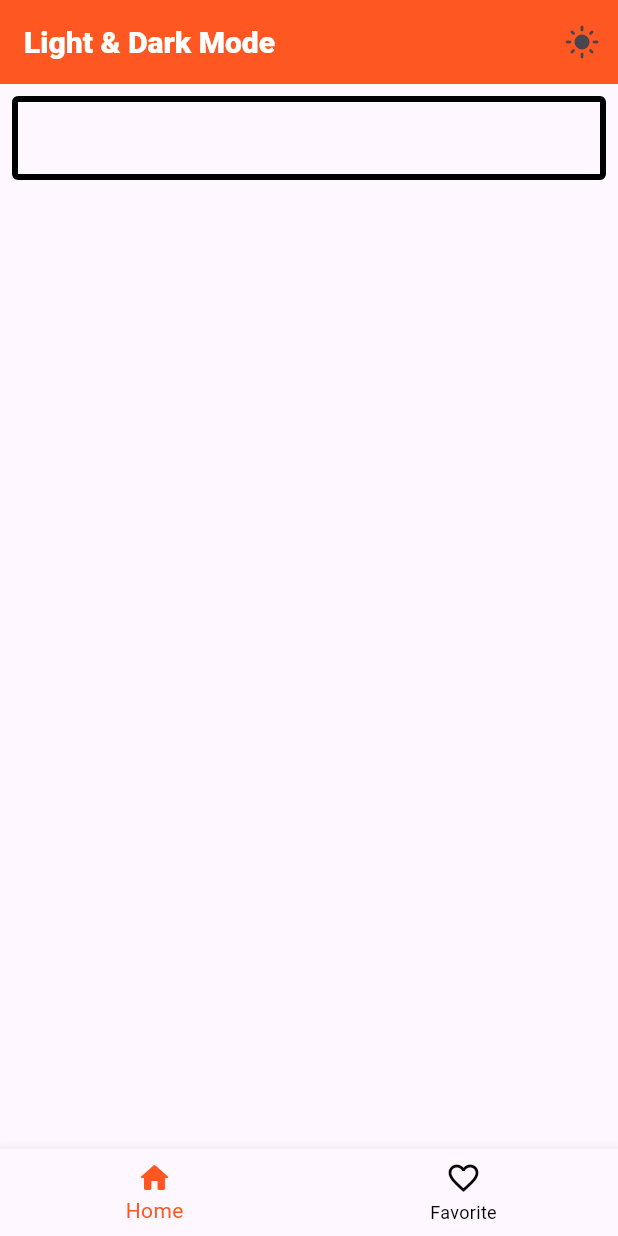
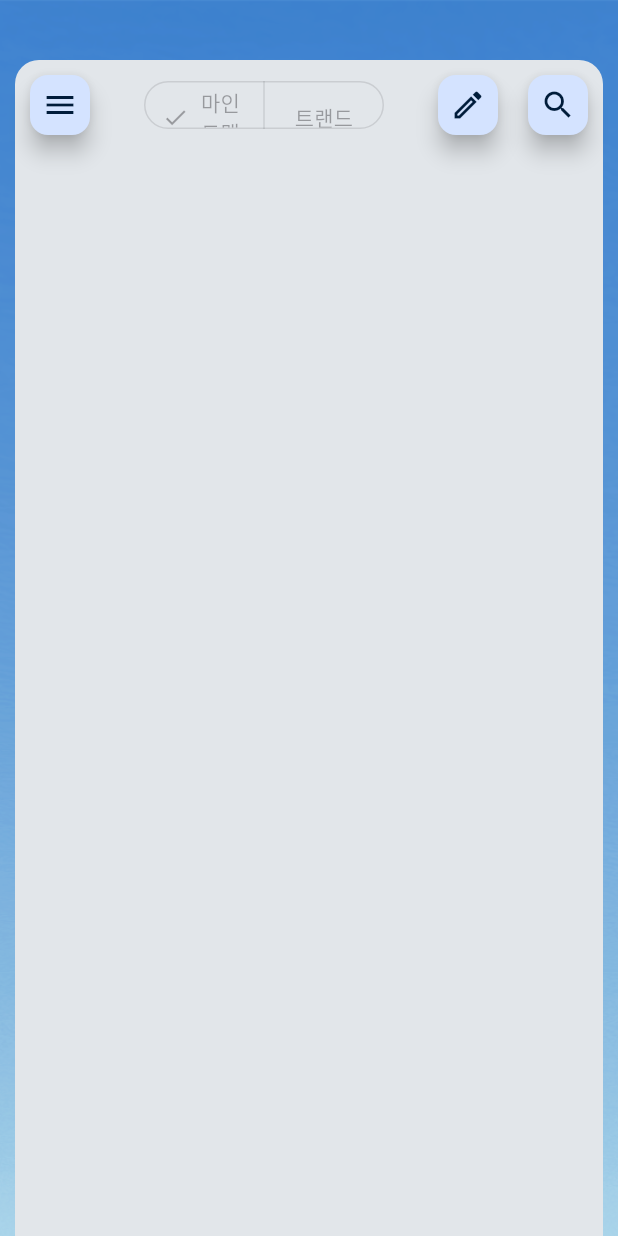
Before and after one commit to Capstone-Design-LAXY/LAXY-Client, a Flutter app: the screen it shows after launch, on a phone screen of 412 x 824 dp. Run offline on Flutter 3.47's test engine with Material 3 defaults, Android fonts, the phone set to English and light mode, and no system bars.

Commit message:
트랜드 - 배경 및 FAB 배치, 세그먼트 버튼 위치 및 크기 잡기

```diff
--- /dev/null
+++ b/lib/common/component/custom_floating_action_button.dart
@@ -0,0 +1,27 @@
+import 'package:flutter/material.dart';
+
+class CustomFloatingActionButton extends StatelessWidget {
+  final IconData icon;
+  final Function() onPressed;
+
+  const CustomFloatingActionButton({
+    required this.onPressed,
+    required this.icon,
+    Key? key,
+  }) : super(key: key);
+
+  @override
+  Widget build(BuildContext context) {
+    return Container(
+      width: 40,
+      height: 40,
+      child: FloatingActionButton.small(
+        //TODO: 테마 컬러 적용
+        backgroundColor: Color(0xFFD4E3FF),
+        foregroundColor: Color(0xFF001C3A),
+        onPressed: onPressed,
+        child: Icon(icon)
+      ),
+    );
+  }
+}
--- /dev/null
+++ b/lib/common/component/custom_text_form_field.dart
@@ -0,0 +1,17 @@
+import 'package:flutter/material.dart';
+import 'package:laxy/common/const/colors.dart';
+
+class CustomTextFormField extends StatelessWidget {
+  const CustomTextFormField({Key? key}) : super(key: key);
+
+  @override
+  Widget build(BuildContext context){
+    return TextFormField(
+      cursorColor: PRIMARY_COLOR,
+      decoration: InputDecoration(
+        contentPadding: EdgeInsets.all(20),
+        hintText: '이메일을 입력해주세요'
+      ),
+    );
+  }
+}
--- /dev/null
+++ b/lib/common/const/colors.dart
@@ -0,0 +1,10 @@
+import 'package:flutter/material.dart';
+
+//주색상
+const PRIMARY_COLOR = Color(0xFFD4E3FF);
+
+const BODY_TEXT_COLOR = Color(0xFF868686);
+
+const INPUT_BG_COLOR = Color(0xFFFBFBFB);
+
+const INPUT_BORDER_COLOR = Color(0xFFFBFBFB);
--- /dev/null
+++ b/lib/common/layout/default_layout.dart
@@ -0,0 +1,17 @@
+import 'package:flutter/material.dart';
+
+class DefaultLayout extends StatelessWidget {
+  final Widget child;
+
+  const DefaultLayout({
+    required this.child,
+    Key? key
+  }) : super(key: key);
+
+  @override
+  Widget build(BuildContext context) {
+    return Scaffold(
+      body: child,
+    );
+  }
+}
--- a/lib/main.dart
+++ b/lib/main.dart
@@ -1,31 +1,35 @@
 import 'package:flutter/material.dart';
+import 'package:laxy/common/component/custom_floating_action_button.dart';
+import 'package:laxy/common/component/custom_text_form_field.dart';
 import 'package:laxy/screen/login_screen.dart';
 import 'package:laxy/theme/custom_theme_mode.dart';
 import 'package:laxy/theme/custom_theme_data.dart';
 import 'package:laxy/screen/trends_screen.dart';
 import 'package:laxy/screen/login_screen.dart';
+
 void main() {
-  CustomThemeMode.instance;
-  runApp(const MyApp());
+  // CustomThemeMode.instance;
+  runApp( _App());
   // runApp(TrendsScreen());
 }
 
-class MyApp extends StatelessWidget {
-  const MyApp({super.key});
+class _App extends StatelessWidget {
+  const _App({super.key});
 
   // This widget is the root of your application.
   @override
   Widget build(BuildContext context) {
-    return ValueListenableBuilder<ThemeMode>(
-        valueListenable: CustomThemeMode.themeMode,
-        builder: (context, mode, child) {
-          return MaterialApp(
-            darkTheme: CustomThemeData.dark,
-            theme: CustomThemeData.light,
-            themeMode: mode,
-            home: TrendsScreen(),
-          );
-        });
+    return MaterialApp(
+      debugShowCheckedModeBanner: false,
+      // home: Scaffold(
+      //   body: Column(
+      //     children: [
+      //       CustomFloatingActionButton(icon: Icons.search, onPressed: () => {},),
+      //     ],
+      //   ),
+      home: TrendsScreen(),
+
+    );
   }
 }
 
--- a/lib/screen/trends_screen.dart
+++ b/lib/screen/trends_screen.dart
@@ -1,76 +1,100 @@
 import 'package:flutter/material.dart';
 import 'package:flutter/services.dart';
+import 'package:flutter/widgets.dart';
+import 'package:laxy/common/component/custom_floating_action_button.dart';
+import 'package:laxy/common/layout/default_layout.dart';
 import 'package:laxy/theme/custom_theme_mode.dart';
 
-class TrendsScreen extends StatelessWidget {
-  const TrendsScreen({super.key});
+class TrendsScreen extends StatefulWidget {
+
+  const TrendsScreen({
+    super.key
+  });
+
+  @override
+  _TrendsScreenState createState() => _TrendsScreenState();
+}
+
+class _TrendsScreenState extends State<TrendsScreen> {
+  Set<String> seletedSegment = {'마인드맵'};
 
   @override
   Widget build(BuildContext context) {
     ValueNotifier<int> currentIndex = ValueNotifier(0);
-    return GestureDetector(
-      onTap: () => FocusScope.of(context).unfocus(),
-      child: ValueListenableBuilder<int>(
-          valueListenable: currentIndex,
-          builder: (BuildContext context, int index, Widget? child) {
-            return Scaffold(
-              appBar: _appbar(),
-              bottomNavigationBar: BottomNavigationBar(
-                items: const [
-                  BottomNavigationBarItem(
-                    label: "Home",
-                    icon: Icon(Icons.home_outlined),
-                    activeIcon: Icon(Icons.home_rounded),
+    return DefaultLayout(
+      child: Stack(
+        children: [
+          Center(
+            child: Image(
+              //TODO: 테마 이미지 변경
+              image: AssetImage('assets/sky.png'),
+              // color: Colors.white,
+              width: 1400,
+              height: 1400,
+              fit: BoxFit.cover,
             ),
-                  BottomNavigationBarItem(
-                    label: "Favorite",
-                    icon: Icon(Icons.favorite_outline),
-                    activeIcon: Icon(Icons.favorite),
           ),
-                ],
-                currentIndex: index,
-                onTap: (i) {
-                  HapticFeedback.mediumImpact();
-                  currentIndex.value = i;
-                },
+          SafeArea(
+            bottom: false,
+            minimum: const EdgeInsets.only(top: 40, left: 10, right: 10),
+            child: Container(
+              decoration: ShapeDecoration(
+                //TODO: 테마 컬러 추가
+                color: Color(0xFFE2E6EA),
+                shape: RoundedRectangleBorder(
+                  borderRadius: BorderRadius.only(
+                    topLeft: Radius.circular(16),
+                    topRight: Radius.circular(16),
                   ),
-              body: [
-                SizedBox(
+                ),
+              ),
               child: Column(
                 children: [
+                  // 상단 FAB, segment Button 자리
                   Padding(
-                      padding: const EdgeInsets.all(8.0),
-                      child: TextFormField(),
+                    padding: const EdgeInsets.all(10),
+                    child: Row(
+                      children: [
+                        CustomFloatingActionButton(onPressed: () {}, icon: Icons.menu),
+                        Expanded(child: SizedBox(),),
+                        // 세그먼트 버튼 (크기 다음과 같이 고정)
+                        Container(
+                          width: 160,
+                          height: 40,
+                          child: SegmentedButton(
+                            segments: [
+                              ButtonSegment(value: '마인드맵', label: Text('마인드맵'), enabled: true),
+                              ButtonSegment(value: '트랜드', label: Text('트랜드')),
+                            ],
+                            selected: seletedSegment
                           ),
+                        ),
+                        Expanded(child: SizedBox(),),
+                        CustomFloatingActionButton(onPressed: () {}, icon: Icons.mode_outlined),
+                        SizedBox(width: 20,),
+                        CustomFloatingActionButton(onPressed: () {}, icon: Icons.search),
                       ],
-                )),
-                const SizedBox(
-                  child: Center(child: CircularProgressIndicator()),
                     ),
-              ][index],
-            );
-          }),
-    );
-  }
-
-  AppBar _appbar() {
-    return AppBar(
-      title: const Text("Light & Dark Mode"),
-      actions: [
-        ValueListenableBuilder<bool>(
-            valueListenable: CustomThemeMode.current,
-            builder: (BuildContext context, bool value, Widget? child) {
-              return IconButton(
-                onPressed: () {
-                  HapticFeedback.mediumImpact();
-                  CustomThemeMode.change();
-                },
-                icon: Icon(
-                  value ? Icons.light_mode : Icons.dark_mode,
                   ),
-              );
-            }),
+                  // 메인 컨텐츠 자리
+                  Column(
+                    children: [
+                      // TODO: 컴포넌트화 필요
+                      // TabBar(
+                      //     tabs: [
+                      //       Tab(text: '메인',),
+                      //       Tab(text: '커뮤니티',),
+                      //       Tab(text: '전체',)
+                      //     ]
+                      // )
                     ],
+                  )
+                ],
+              )
+            ),
+          ),
+        ]
+      ),
     );
   }
 }
--- a/pubspec.yaml
+++ b/pubspec.yaml
@@ -90,3 +90,6 @@ flutter:
   # see https://flutter.dev/custom-fonts/#from-packages
   assets:
   - assets/
+  - assets/globe/
+  - assets/moon/
+  - assets/star/
```
Lines whose indentation alone changed are shown as unchanged.
